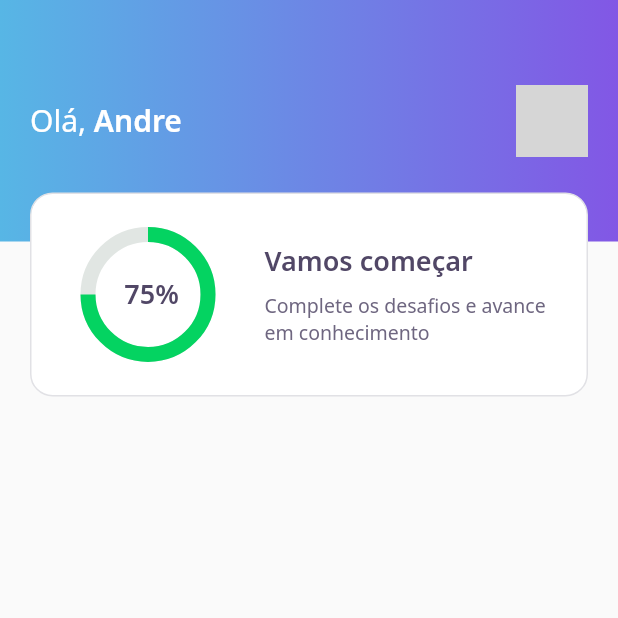
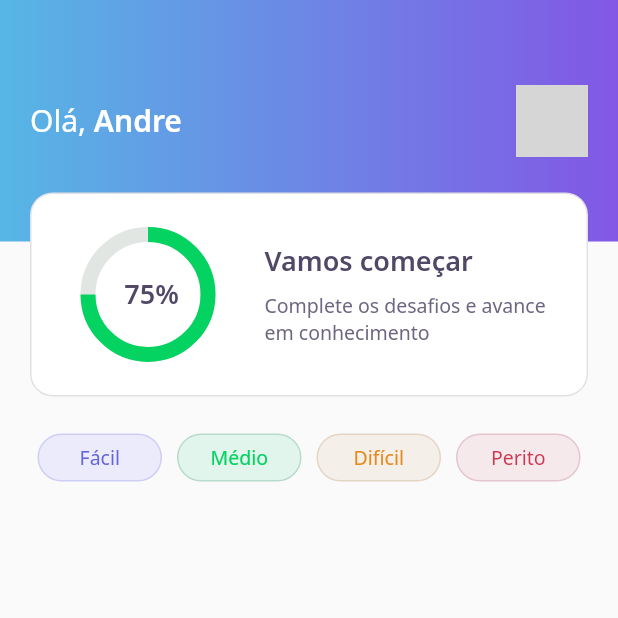
Before and after one commit to andrempeixoto/flutter_devquiz, a Flutter app: the screen it shows after launch, on a phone screen of 412 x 824 dp, the top half of it. Run offline on Flutter 3.47's test engine with Material 2 defaults, Android fonts, the phone set to English and light mode, and no system bars; our stand-ins replace google_fonts; network calls fail; grey boxes are pictures that could not be loaded.

Commit message:
Includes LevelButtonWidgets into HomePage body

```diff
--- a/lib/home/home_page.dart
+++ b/lib/home/home_page.dart
@@ -1,4 +1,5 @@
 import 'package:DevQuiz/home/widgets/appbar/app_bar_widget.dart';
+import 'package:DevQuiz/home/widgets/level_button/level_button_widget.dart';
 import 'package:flutter/material.dart';
 
 class HomePage extends StatefulWidget {
@@ -13,6 +14,26 @@ class _HomePageState extends State<HomePage> {
   Widget build(BuildContext context) {
     return Scaffold(
       appBar: AppBarWidget(),
+      body: Column(
+        crossAxisAlignment: CrossAxisAlignment.center,
+        children: [
+          SizedBox(height: 15),
+          Padding(
+            padding: EdgeInsets.symmetric(horizontal: 20.0, vertical: 24.0),
+            child: Container(
+              child: Row(
+                mainAxisAlignment: MainAxisAlignment.center,
+                children: [
+                  LevelButtonWidget(label: "Fácil"),
+                  LevelButtonWidget(label: "Médio"),
+                  LevelButtonWidget(label: "Difícil"),
+                  LevelButtonWidget(label: "Perito"),
+                ],
+              ),
+            ),
+          ),
+        ],
+      ),
     );
   }
 }
```
